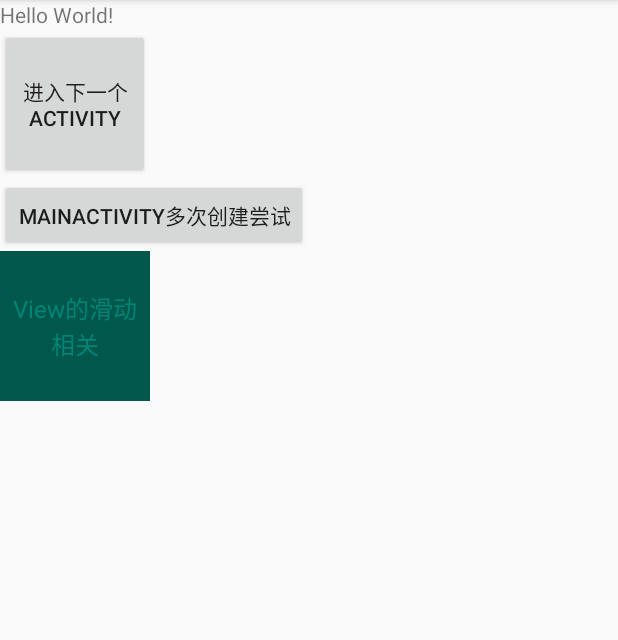
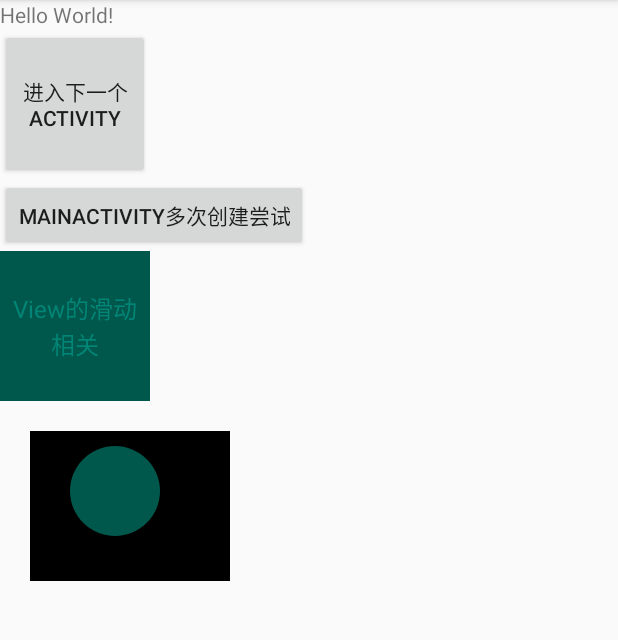
Before and after one commit to hughcoder/AndroidBasis, an Android app: the screen it shows after launch (MainActivity), on a phone screen of 412 x 824 dp, the part 84-724 px from its top. Run offline under Robolectric (Android 15) with nearby library versions, the light colour scheme and no system bars.

Commit message:
自定义View相关

```diff
--- /dev/null
+++ b/app/src/main/java/com/hugh/basis/View/CircleView.java
@@ -0,0 +1,73 @@
+package com.hugh.basis.View;
+
+import android.content.Context;
+import android.content.res.TypedArray;
+import android.graphics.Canvas;
+import android.graphics.Color;
+import android.graphics.Paint;
+import android.support.annotation.Nullable;
+import android.util.AttributeSet;
+import android.view.View;
+
+import com.hugh.basis.R;
+
+/**
+ * Created by {chenyouwei}
+ * Date: {2019/4/12}
+ */
+public class CircleView extends View {
+
+    private int mColor = Color.RED;
+    private Paint mPaint = new Paint(Paint.ANTI_ALIAS_FLAG);
+
+    public CircleView(Context context) {
+        super(context);
+        init();
+    }
+
+    public CircleView(Context context, @Nullable AttributeSet attrs) {
+        this(context,attrs,0);
+    }
+
+    public CircleView(Context context, @Nullable AttributeSet attrs, int defStyleAttr) {
+        super(context, attrs, defStyleAttr);
+        TypedArray a = context.obtainStyledAttributes(attrs, R.styleable.CircleView);
+        mColor = a.getColor(R.styleable.CircleView_circle_color,Color.RED);
+        a.recycle();
+        init();
+    }
+
+    private void init(){
+        mPaint.setColor(mColor);
+    }
+
+    @Override
+    protected void onMeasure(int widthMeasureSpec, int heightMeasureSpec) {
+        super.onMeasure(widthMeasureSpec, heightMeasureSpec);
+        int widthSpecMode = MeasureSpec.getMode(widthMeasureSpec);
+        int widthSpecSize = MeasureSpec.getSize(widthMeasureSpec);
+        int heightSpecMode = MeasureSpec.getMode(heightMeasureSpec);
+        int heightSpecSize = MeasureSpec.getSize(heightMeasureSpec);
+
+        if(widthSpecMode == MeasureSpec.AT_MOST && heightSpecMode == MeasureSpec.AT_MOST){
+            setMeasuredDimension(200,200);
+        }else if(widthSpecMode == MeasureSpec.AT_MOST){
+            setMeasuredDimension(200,heightSpecSize);
+        }else if(heightSpecMode == MeasureSpec.AT_MOST){
+            setMeasuredDimension(widthSpecSize,200);
+        }
+    }
+
+    @Override
+    protected void onDraw(Canvas canvas) {
+        super.onDraw(canvas);
+        final int paddiingLeft = getPaddingLeft();
+        final int paddintRight = getPaddingRight();
+        final int paddinTop = getPaddingTop();
+        final int paddinBottom = getPaddingBottom();
+        int width =getWidth()-paddiingLeft-paddintRight;
+        int height = getHeight()-paddinTop-paddinBottom;
+        int radius = Math.min(width,height)/2;
+        canvas.drawCircle((paddiingLeft+width) >> 1, (height+paddinTop) >> 1,radius,mPaint);
+    }
+}
--- a/app/src/main/res/layout/activity_main.xml
+++ b/app/src/main/res/layout/activity_main.xml
@@ -33,17 +33,25 @@
         android:id="@+id/btn_View"
         android:layout_width="100dp"
         android:layout_height="100dp"
-        android:background="@color/colorPrimaryDark"
-        >
+        android:background="@color/colorPrimaryDark">
 
         <TextView
+            android:layout_width="wrap_content"
+            android:layout_height="wrap_content"
             android:layout_centerHorizontal="true"
             android:layout_centerVertical="true"
             android:gravity="center"
-            android:layout_width="wrap_content"
-            android:layout_height="wrap_content"
             android:text="View的滑动 相关"
             android:textColor="@color/colorPrimary"
             android:textSize="16dp" />
     </RelativeLayout>
+
+    <com.hugh.basis.View.CircleView
+        android:id="@+id/circleView"
+        android:layout_width="wrap_content"
+        android:layout_height="100dp"
+        android:background="#000000"
+        android:layout_margin="20dp"
+        app:circle_color="@color/colorPrimaryDark"
+        android:padding="20dp" />
 </LinearLayout>
```
Also changed, not shown: app/src/main/java/com/hugh/basis/View/HorizontalScrollViewEx.java (added, +28 -0 lines), app/src/main/res/values/attrs.xml (added, +7 -0 lines), 1 other file.
